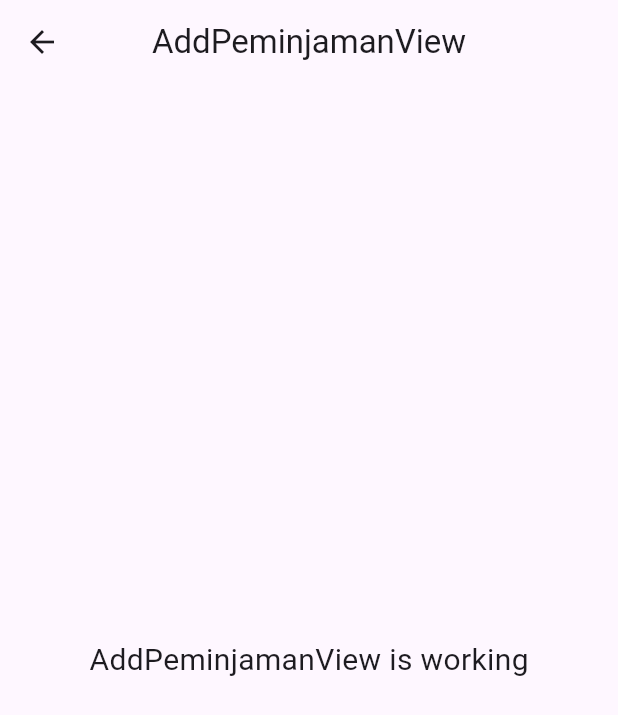
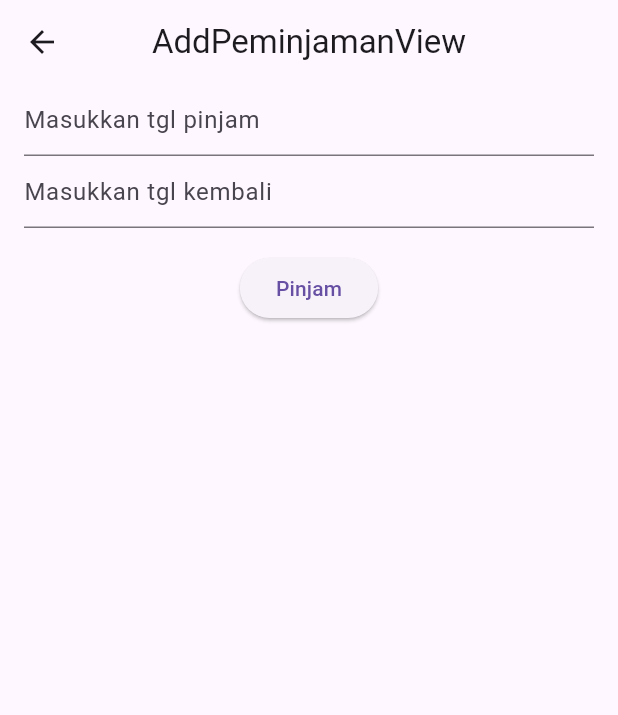
Before and after one commit to audreyanggraini/peminjam_perpustakaaan_app, a Flutter app: the AddPeminjamanView screen opened by its route, on a phone screen of 412 x 824 dp. Shown: the top 715 px of the screen. Run offline on Flutter 3.47's test engine with Material 3 defaults, Android fonts, the phone set to English and light mode, and no system bars; our stand-ins replace dio, get, get_storage, pretty_dio_logger; accounts and stored records are empty.

Commit message:
three page

```diff
--- a/lib/app/modules/add_peminjaman/views/add_peminjaman_view.dart
+++ b/lib/app/modules/add_peminjaman/views/add_peminjaman_view.dart
@@ -9,16 +9,42 @@ class AddPeminjamanView extends GetView<AddPeminjamanController> {
   @override
   Widget build(BuildContext context) {
     return Scaffold(
-      appBar: AppBar(
-        title: const Text('AddPeminjamanView'),
-        centerTitle: true,
-      ),
-      body: const Center(
-        child: Text(
-          'AddPeminjamanView is working',
-          style: TextStyle(fontSize: 20),
+        appBar: AppBar(
+          title: const Text('AddPeminjamanView'),
+          centerTitle: true,
         ),
-      ),
-    );
+        body: Form(
+            key: controller.formKey,
+            child: Column(
+              children: [
+                TextFormField(
+                  controller: controller.tglPinjamController,
+                  decoration: InputDecoration(hintText: "Masukkan tgl pinjam"),
+                  validator: (value) {
+                    if (value!.isEmpty) {
+                      return "Tgl pinjam tidak boleh kosong";
+                    }
+                    return null;
+                  },
+                ),
+                TextFormField(
+                  controller: controller.tglKembaliController,
+                  decoration: InputDecoration(hintText: "Masukkan tgl kembali"),
+                  validator: (value) {
+                    if (value!.isEmpty) {
+                      return "Tgl kembali tidak boleh kosong";
+                    }
+                    return null;
+                  },
+                ),
+
+                Obx((){
+                  return controller.loading.value
+                      ? const CircularProgressIndicator()
+                      : ElevatedButton(onPressed: () => controller.post(), child: const Text('Pinjam'));
+                }).paddingOnly(top: 16)
+              ],
+            ).paddingOnly(left: 16, right: 16)
+        ));
   }
 }
--- a/lib/app/modules/home/views/home_view.dart
+++ b/lib/app/modules/home/views/home_view.dart
@@ -18,7 +18,7 @@ class HomeView extends GetView<HomeController> {
           children: [
             ElevatedButton(onPressed: () => Get.toNamed(Routes.BOOK),
                 child: const Text("List Buku")),
-            ElevatedButton(onPressed: () => Get.toNamed(Routes.LOGIN),
+            ElevatedButton(onPressed: () => Get.toNamed(Routes.PEMINJAMAN),
                 child: const Text("List Pinjam"))
           ],
         ),
--- a/lib/app/routes/app_pages.dart
+++ b/lib/app/routes/app_pages.dart
@@ -1,4 +1,5 @@
 import 'package:get/get.dart';
+import 'package:peminjam_perpustakaan_app/app/modules/register/views/register_view.dart';
 
 import '../modules/add_peminjaman/bindings/add_peminjaman_binding.dart';
 import '../modules/add_peminjaman/views/add_peminjaman_view.dart';
@@ -11,7 +12,7 @@ import '../modules/login/views/login_view.dart';
 import '../modules/peminjaman/bindings/peminjaman_binding.dart';
 import '../modules/peminjaman/views/peminjaman_view.dart';
 import '../modules/register/bindings/register_binding.dart';
-import '../modules/register/views/register_view.dart';
+
 
 part 'app_routes.dart';
 
--- a/lib/app/routes/app_routes.dart
+++ b/lib/app/routes/app_routes.dart
@@ -9,6 +9,7 @@ abstract class Routes {
   static const PEMINJAMAN = _Paths.PEMINJAMAN;
   static const ADD_PEMINJAMAN = _Paths.ADD_PEMINJAMAN;
   static const BOOK = _Paths.BOOK;
+  static const POST_PEMINJAMAN = _Paths.POST_PEMINJAMAN;
 }
 
 abstract class _Paths {
@@ -19,4 +20,5 @@ abstract class _Paths {
   static const PEMINJAMAN = '/peminjaman';
   static const ADD_PEMINJAMAN = '/add-peminjaman';
   static const BOOK = '/book';
+  static const POST_PEMINJAMAN = '/post-peminjaman';
 }
```
Also changed, not shown: lib/app/modules/add_peminjaman/controllers/add_peminjaman_controller.dart (+51 -0 lines), lib/app/modules/book/controllers/book_controller.dart (+28 -1 lines), lib/app/modules/book/views/book_view.dart (+20 -7 lines), lib/app/modules/peminjaman/controllers/peminjaman_controller.dart (+37 -1 lines), lib/app/modules/peminjaman/views/peminjaman_view.dart (+16 -9 lines).
